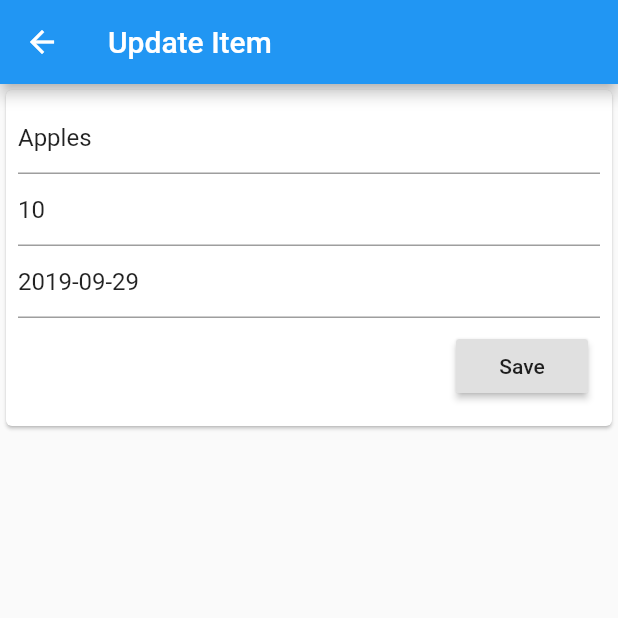
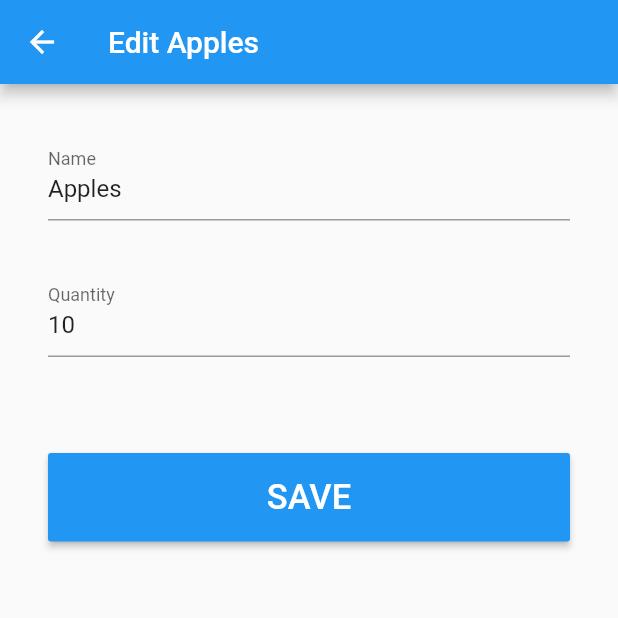
Before and after one commit to Digital-Vault/GroceryApp, a Flutter app: the SubmissionForm screen opened directly with sample values from the repository, on a phone screen of 412 x 824 dp, the top half of it. Run offline on Flutter 3.47's test engine with Material 2 defaults, Android fonts, the phone set to English and light mode, and no system bars; our stand-ins replace rxdart.

Commit message:
Redesign item form
Redesign the item form so that it looks better. Extra spacing is addded
to make it more visually appealing. Also the save button is now themed
as well as bigger to make it easier for users to see and use it.
Additionally, the date field for expiry is removed since it doesn't
make sense to put the expiry when you are adding items. It should be
relocated to the fridge section.

see #67

```diff
--- a/lib/grocery_item.dart
+++ b/lib/grocery_item.dart
@@ -4,11 +4,10 @@ import 'package:flutter/foundation.dart';
 class GroceryItem {
   GroceryItem(
       {@required this.name,
-      @required this.expiryDate,
-      this.quantity = 0,
+      this.expiryDate,
+      this.quantity,
       this.purchased = false})
-      : assert(name != null),
-        assert(expiryDate != null);
+      : assert(name != null);
 
   String name;
   int quantity;
--- a/lib/main.dart
+++ b/lib/main.dart
@@ -10,9 +10,8 @@ void main() {
   runApp(
     ItemProvider(
       child: MaterialApp(
-        debugShowCheckedModeBanner: false,
         theme: ThemeData(
-          primaryColor: Colors.blue,
+          primarySwatch: Colors.blue,
         ),
         home: MyApp(),
       ),
--- a/lib/submission_form.dart
+++ b/lib/submission_form.dart
@@ -1,167 +1,161 @@
 import 'package:flutter/material.dart';
 import 'package:grocery_app/grocery_item.dart';
-import 'package:intl/intl.dart';
 import 'package:grocery_app/item_provider.dart';
 
 class SubmissionForm extends StatefulWidget {
   final GroceryItem item;
   SubmissionForm({this.item});
+
   @override
-  _SubmissionFormState createState() => _SubmissionFormState(item: item);
+  _SubmissionFormState createState() =>
+      _SubmissionFormState(item: item, title: _appBarTitle());
+
+  String _appBarTitle() {
+    if (item == null) {
+      return 'Add New Item';
+    } else {
+      return 'Edit ${item.name}';
+    }
+  }
 }
 
 class _SubmissionFormState extends State<SubmissionForm> {
-  _SubmissionFormState({this.item});
-  DateTime _currentDate = DateTime.now();
+  _SubmissionFormState({this.item, this.title});
+
   GroceryItem item;
-  String _itemName;
-  num _itemQty;
-  final twoYearsInDays = 730;
-  DateTime _itemExpDate;
-  bool _datePicked = false;
-  final String _dateFormat = "yyyy-MM-dd";
-  String _appBarTitle;
-  final myController = TextEditingController();
-  final formKey = GlobalKey<FormState>();
-
-  @override
-  void dispose() {
-    // Clean up the controller when the widget is removed from the
-    // widget tree.
-    myController.dispose();
-    super.dispose();
-  }
+  final title;
+  final _formKey = GlobalKey<FormState>();
 
   @override
   Widget build(BuildContext context) {
-    if (item == null) {
-      _appBarTitle = "Add Item";
-      item = GroceryItem(name: "", expiryDate: _currentDate);
-    } else {
-      _appBarTitle = "Update Item";
+    if (!itemExist()) {
+      item = GroceryItem(name: '');
     }
 
     return Scaffold(
-        appBar: AppBar(
-          title: Text(_appBarTitle),
-        ),
-        body: _formCard(context));
+      appBar: AppBar(
+        title: Text(title),
+      ),
+      body: _formBody(),
+    );
   }
 
-  Widget _formCard(BuildContext context) => Card(
-        child: Padding(padding: EdgeInsets.all(8.0), child: _form()),
-      );
+  bool itemExist() {
+    return item != null;
+  }
+
+  Widget _formBody() {
+    return Padding(
+      padding: EdgeInsets.only(top: 32, left: 32, right: 32),
+      child: _form(),
+    );
+  }
 
   Widget _form() => Form(
-        key: formKey,
-        child: Column(
-          mainAxisSize: MainAxisSize.min,
+        key: _formKey,
+        child: ListView(
           children: <Widget>[
             _itemNameInput(),
+            _namePadding(),
             _itemQuantityInput(),
-            _itemExpiryDate(),
-            _saveButtonRow(),
+            _quantityPadding(),
+            _saveButton(),
           ],
         ),
       );
 
-  Widget _itemNameInput() => TextFormField(
-        initialValue: item.name,
-        decoration: InputDecoration(hintText: 'Item Name:'),
-        validator: (input) => input.isEmpty ? 'Name must be entered' : null,
-        onSaved: (input) => _itemName = input,
-      );
-
-  Widget _itemQuantityInput() => TextFormField(
-        initialValue: _initialQuantity(item),
-        decoration: InputDecoration(hintText: 'Quantity:'),
-        validator: (input) {
-          if (input.isEmpty) {
-            return ('Quantity cannot be empty');
-          } else if (int.parse(input) <= 0) {
-            return ("Quantity has to be more than 0");
-          } else {
-            return null;
-          }
-        },
-        onSaved: (input) => _itemQty = int.parse(input),
-      );
-
-  Widget _itemExpiryDate() {
-    if (!_datePicked) {
-      _itemExpDate = item.expiryDate;
-    }
-
-    if (item.name != "") {
-      myController.text = DateFormat(_dateFormat).format(item.expiryDate);
-    } else if (_datePicked) {
-      myController.text = DateFormat(_dateFormat).format(_itemExpDate);
-    } else {
-      _itemExpDate = item.expiryDate;
-      myController.text = null;
-    }
-    Future _selectDate() async {
-      DateTime picked = await showDatePicker(
-          context: context,
-          firstDate: _currentDate,
-          initialDate: _currentDate,
-          lastDate: _currentDate.add(Duration(days: twoYearsInDays)));
-      if (picked != null) {
-        setState(() {
-          _itemExpDate = picked;
-          _datePicked = true;
-        });
-      }
-    }
-
-    InkWell inkWell = InkWell(
-      onTap: _selectDate,
-      child: IgnorePointer(
-        child: TextFormField(
-          controller: myController,
-          decoration: InputDecoration(hintText: "Expiry date"),
-          onSaved: (String val) {},
-        ),
+  Widget _itemNameInput() {
+    return TextFormField(
+      decoration: const InputDecoration(
+        hintText: 'Milk',
+        labelText: 'Name',
       ),
+      initialValue: item.name,
+      validator: _nameValid,
+      onSaved: _onNameSaved,
     );
-
-    return inkWell;
   }
 
-  Widget _saveButtonRow() => Row(
-        mainAxisAlignment: MainAxisAlignment.end,
-        children: <Widget>[
-          Padding(
-            padding: const EdgeInsets.all(8.0),
-            child: RaisedButton(
-              onPressed: _submit,
-              child: Text('Save'),
-            ),
-          )
-        ],
-      );
-
-  void _submit() {
-    if (formKey.currentState.validate()) {
-      formKey.currentState.save();
-      final itemBloc = ItemProvider.of(context);
-
-      GroceryItem EditedItem = GroceryItem(
-        name: _itemName,
-        expiryDate: _itemExpDate,
-        quantity: _itemQty,
-        purchased: false,
-      );
-      itemBloc.addItem.add(EditedItem);
-      Navigator.pop(context);
+  String _nameValid(String inputValue) {
+    if (inputValue.isEmpty) {
+      return 'Name must be entered';
+    } else {
+      return null;
     }
   }
 
-  String _initialQuantity(GroceryItem item) {
-    if (item.quantity == 0) {
-      return null;
+  void _onNameSaved(String inputValue) {
+    item.name = inputValue;
+  }
+
+  Padding _namePadding() {
+    return Padding(
+      padding: EdgeInsets.only(bottom: 32),
+    );
+  }
+
+  Widget _itemQuantityInput() => TextFormField(
+        decoration: const InputDecoration(
+          hintText: '5',
+          labelText: 'Quantity',
+        ),
+        initialValue: _itemInitialValue(),
+        validator: _quantityValid,
+        onSaved: _onQuantitySaved,
+      );
+
+  String _itemInitialValue() {
+    if (item.quantity == null) {
+      return '';
     } else {
       return item.quantity.toString();
     }
   }
+
+  String _quantityValid(String inputValue) {
+    if (inputValue.isEmpty) {
+      return 'Quantity cannot be empty';
+    } else if ((int.parse(inputValue) <= 0)) {
+      return 'Quantity has to be more than 0';
+    } else {
+      return null;
+    }
+  }
+
+  void _onQuantitySaved(String inputValue) {
+    item.quantity = int.parse(inputValue);
+  }
+
+  Padding _quantityPadding() {
+    return Padding(
+      padding: EdgeInsets.only(bottom: 64),
+    );
+  }
+
+  Widget _saveButton() {
+    return ButtonTheme(
+      minWidth: double.infinity,
+      padding: const EdgeInsets.all(16),
+      child: RaisedButton(
+        onPressed: _submitForm,
+        child: const Text('SAVE',
+            style: TextStyle(fontSize: 23, color: Colors.white)),
+      ),
+    );
+  }
+
+  void _submitForm() {
+    if (_formValid()) {
+      _formKey.currentState.save();
+
+      final itemBloc = ItemProvider.of(_formKey.currentContext);
+      itemBloc.addItem.add(item);
+
+      Navigator.pop(_formKey.currentContext);
+    }
+  }
+
+  bool _formValid() {
+    return _formKey.currentState.validate();
+  }
 }
```
